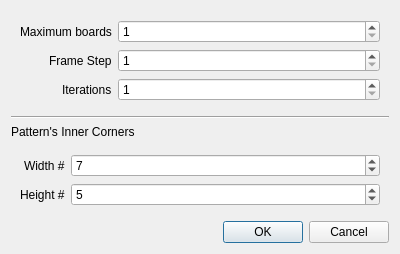
The window that application/ui/calibrationdialog.ui (BioFoV/BioFoV) describes before a commit, drawn with Qt 5.
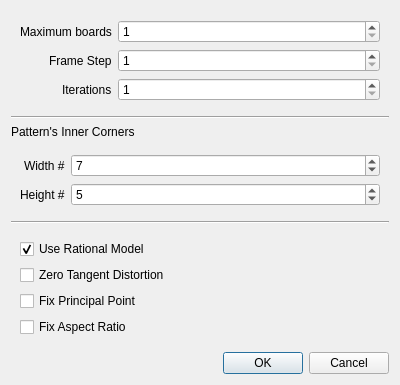
The same window after the commit.

Commit message: Ability to set calibration flags on the UI.

Diff of the .ui file:
```diff
--- a/application/ui/calibrationdialog.ui
+++ b/application/ui/calibrationdialog.ui
@@ -7,7 +7,7 @@
     <x>0</x>
     <y>0</y>
     <width>400</width>
-    <height>243</height>
+    <height>371</height>
    </rect>
   </property>
   <property name="windowTitle">
@@ -134,6 +134,50 @@
      </layout>
     </widget>
    </item>
+   <item>
+    <widget class="Line" name="line_2">
+     <property name="orientation">
+      <enum>Qt::Horizontal</enum>
+     </property>
+    </widget>
+   </item>
+   <item>
+    <widget class="QWidget" name="widget_3" native="true">
+     <layout class="QVBoxLayout" name="verticalLayout_2">
+      <item>
+       <widget class="QCheckBox" name="rationalModel">
+        <property name="text">
+         <string>Use Rational Model</string>
+        </property>
+        <property name="checked">
+         <bool>true</bool>
+        </property>
+       </widget>
+      </item>
+      <item>
+       <widget class="QCheckBox" name="zeroTangentDist">
+        <property name="text">
+         <string>Zero Tangent Distortion</string>
+        </property>
+       </widget>
+      </item>
+      <item>
+       <widget class="QCheckBox" name="fixPrincipalPoint">
+        <property name="text">
+         <string>Fix Principal Point</string>
+        </property>
+       </widget>
+      </item>
+      <item>
+       <widget class="QCheckBox" name="fixAspectRatio">
+        <property name="text">
+         <string>Fix Aspect Ratio</string>
+        </property>
+       </widget>
+      </item>
+     </layout>
+    </widget>
+   </item>
    <item>
     <widget class="QDialogButtonBox" name="buttonBox">
      <property name="orientation">
```
Left out of the diff: 2 changed lines with no effect on the pictures. The commit also changes 6 other files.
